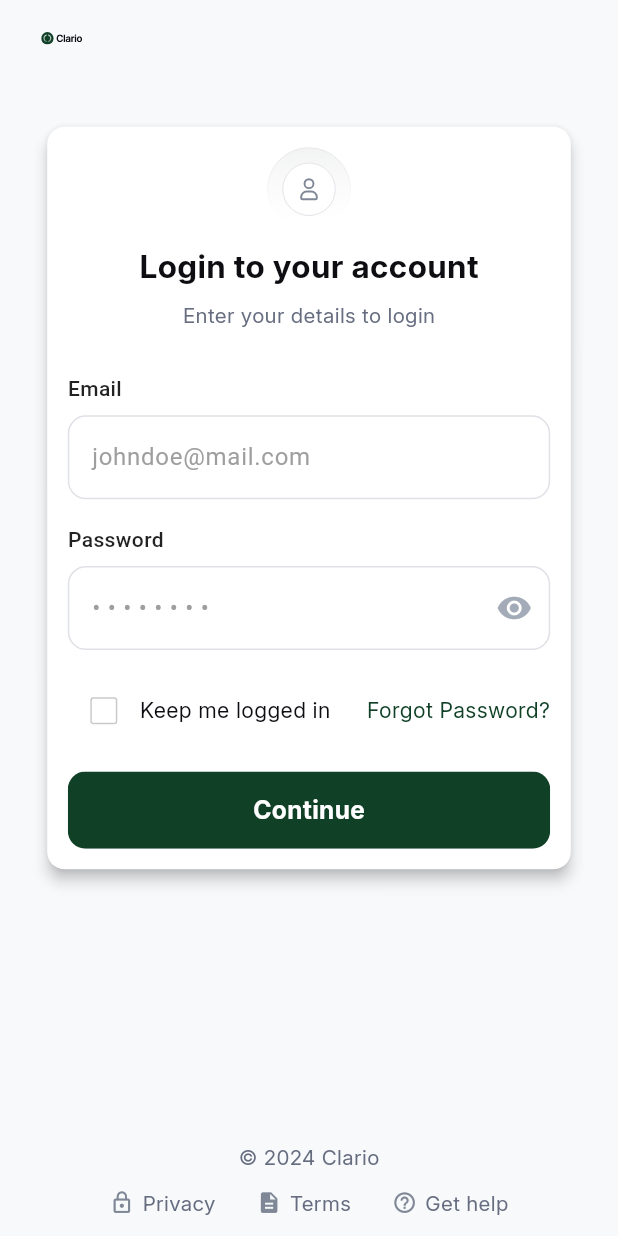
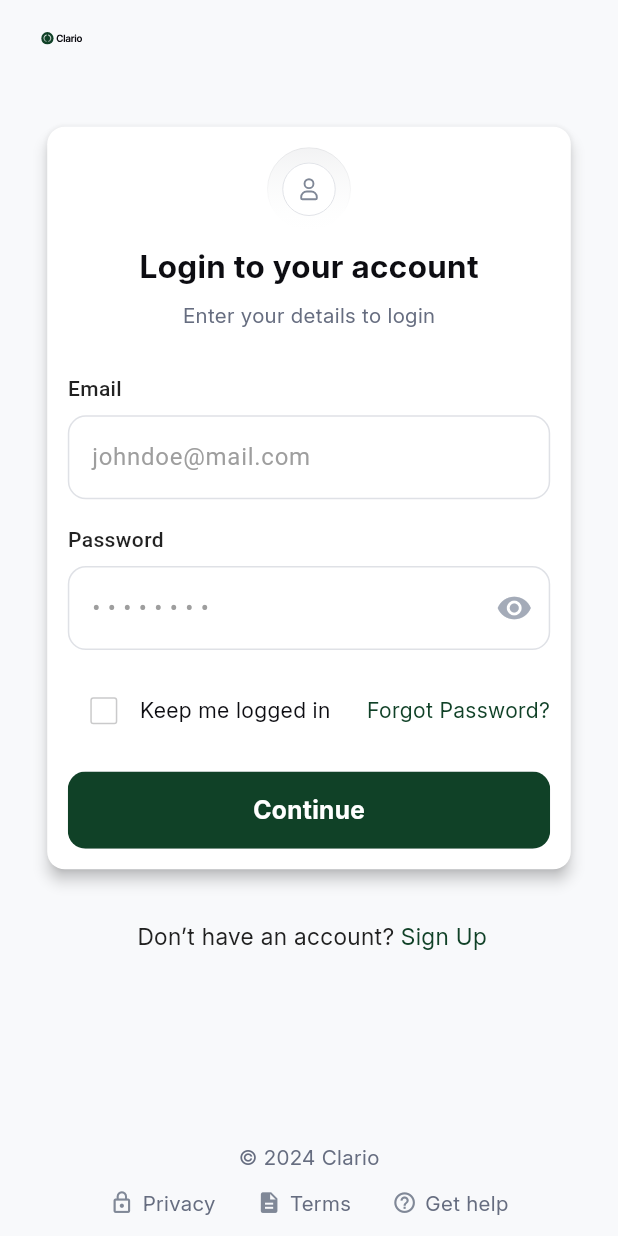
Before and after one commit to hijasahamed/Clario-UI, a Flutter app: the SignInScreen screen opened directly with empty values, on a phone screen of 412 x 824 dp. Run offline on Flutter 3.47's test engine with Material 3 defaults, Android fonts, the phone set to English and light mode, and no system bars; our stand-ins replace flutter_svg, intl_phone_field.

Commit message:
feat: signin  screen development completed

```diff
--- a/lib/view/screen/sign_in_screen.dart
+++ b/lib/view/screen/sign_in_screen.dart
@@ -1,3 +1,4 @@
+import 'package:clario/view/widget/common_widgets/text_widget.dart';
 import 'package:clario/view/widget/onboarding_one_widgets/clario_logo_widget.dart';
 import 'package:clario/view/widget/onboarding_one_widgets/privacy_bar_widget.dart';
 import 'package:clario/view/widget/sign_in_screen_widgets/login_section_widget.dart';
@@ -19,7 +20,15 @@ class SignInScreen extends StatelessWidget {
             children: [
               ClarioLogoWidget(screenSize: screenSize),
               LoginSectionWidget(screenSize: screenSize),
-
+              Row(
+                spacing: screenSize.width/100,
+                mainAxisAlignment: MainAxisAlignment.center,
+                children: [
+                  SizedBox(height: screenSize.height/10,),
+                  TextWidget(text: 'Don’t have an account?', color: Colors.grey.shade900, size: screenSize.width/27, fontFamily: 'Inter', weight: FontWeight.w500),
+                  TextWidget(text: 'Sign Up', color: Color(0XFF104127), size: screenSize.width/27, fontFamily: 'Inter', weight: FontWeight.w500),
+                ],
+              ),
               Expanded(child: PrivacyBarWidget(screenSize: screenSize))
             ],
           ),
```
